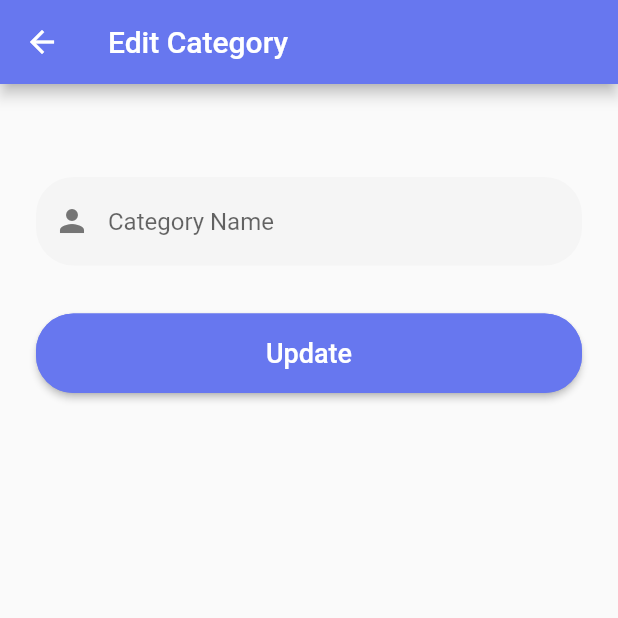
After one commit to Daffaaq/flutter_stisla_mobile, a Flutter app: the EditCategory screen opened by its route, on a phone screen of 412 x 824 dp, the top half of it. The commit adds this screen. Run offline on Flutter 3.47's test engine with Material 2 defaults, Android fonts, the phone set to English and light mode, and no system bars; our stand-ins replace flutter_slidable, percent_indicator, shared_preferences; missing offline and left inert: confirm_dialog; accounts and stored records are empty; network calls fail; statements that could not run were skipped.

Commit message:
full_add

```diff
--- a/lib/main.dart
+++ b/lib/main.dart
@@ -1,6 +1,8 @@
 import 'package:flutter/material.dart';
 import 'package:flutter_stisla_mobile/page/dashboard.dart';
 import 'package:flutter_stisla_mobile/page/login.dart';
+import 'package:flutter_stisla_mobile/page/register.dart';
+import 'package:flutter_stisla_mobile/page/edit_category.dart';
 
 void main() {
   runApp(const MyApp());
@@ -18,6 +20,8 @@ class MyApp extends StatelessWidget {
       routes: {
         '/dashboard': (context) => const Dashboard(),
         '/login': (context) => const LoginPage(),
+        '/register': (context) => const RegisterPage(),
+        '/detail-category': (context) => EditCategory(),
       },
     );
   }
--- /dev/null
+++ b/lib/page/edit_category.dart
@@ -0,0 +1,134 @@
+import 'dart:convert';
+
+import 'package:flutter/material.dart';
+import 'package:flutter_stisla_mobile/models/category_model.dart';
+
+import '../services/category_service.dart';
+
+class EditCategory extends StatefulWidget {
+  EditCategory({
+    super.key,
+    this.category,
+  });
+
+  Category? category;
+
+  @override
+  State<EditCategory> createState() => _EditCategoryState();
+}
+
+class _EditCategoryState extends State<EditCategory> {
+  final TextEditingController editTextController = TextEditingController();
+  String? editCategoryError;
+
+  @override
+  void initState() {
+    // TODO: implement initState
+    super.initState();
+    editTextController.text = widget.category!.name;
+  }
+
+  @override
+  Widget build(BuildContext context) {
+    return Scaffold(
+      appBar: AppBar(
+        backgroundColor: const Color(0xff6777ef),
+        title: const Text('Edit Category'),
+      ),
+      body: Column(
+        children: [
+          Padding(
+            padding: const EdgeInsets.symmetric(
+              vertical: 30.0,
+              horizontal: 24.0,
+            ),
+            child: Column(
+              children: [
+                Padding(
+                  padding: const EdgeInsets.symmetric(vertical: 32.0),
+                  child: TextFormField(
+                    keyboardType: TextInputType.text,
+                    controller: editTextController,
+                    decoration: InputDecoration(
+                      border: OutlineInputBorder(
+                        borderRadius: BorderRadius.circular(25.0),
+                        borderSide: BorderSide.none,
+                      ),
+                      filled: true,
+                      fillColor: Colors.grey[100],
+                      hintText: "Category Name",
+                      prefixIcon: Icon(
+                        Icons.person,
+                        color: Colors.grey[600],
+                      ),
+                      errorText: editCategoryError,
+                      errorStyle: const TextStyle(
+                        fontSize: 16.0,
+                      ),
+                      errorBorder: OutlineInputBorder(
+                        borderRadius: BorderRadius.circular(25.0),
+                        borderSide:
+                            const BorderSide(color: Colors.red, width: 1.0),
+                      ),
+                    ),
+                    onTap: () {
+                      setState(() {
+                        editCategoryError = null;
+                      });
+                    },
+                  ),
+                ),
+                ElevatedButton(
+                  style: ButtonStyle(
+                    foregroundColor: MaterialStateProperty.all<Color>(
+                      Colors.white,
+                    ),
+                    backgroundColor: MaterialStateProperty.all<Color>(
+                      const Color(0xff6777ef),
+                    ),
+                    shape: MaterialStateProperty.all<RoundedRectangleBorder>(
+                      RoundedRectangleBorder(
+                        borderRadius: BorderRadius.circular(25.0),
+                        side: const BorderSide(
+                          color: Color(0xff6777ef),
+                        ),
+                      ),
+                    ),
+                    minimumSize: MaterialStateProperty.all<Size>(
+                      const Size.fromHeight(50),
+                    ),
+                  ),
+                  onPressed: () {
+                    CategoryService.requestUpdate(
+                            widget.category!, editTextController.text)
+                        .then((response) {
+                      if (response.statusCode == 200) {
+                        editTextController.clear();
+                        Navigator.pushNamed(context, '/');
+                      } else if (response.statusCode == 422) {
+                        var jsonObj = json.decode(response.body);
+                        var errors = jsonObj['errors'];
+                        setState(() {
+                          editCategoryError = errors['name'][0];
+                        });
+                      }
+                    });
+                  },
+                  child: const Padding(
+                    padding: EdgeInsets.all(16.0),
+                    child: Text(
+                      "Update",
+                      style: TextStyle(
+                        fontSize: 18,
+                      ),
+                    ),
+                  ),
+                ),
+              ],
+            ),
+          ),
+        ],
+      ),
+    );
+  }
+}
--- a/pubspec.yaml
+++ b/pubspec.yaml
@@ -38,6 +38,9 @@ dependencies:
   http: ^0.13.5
   flutter_svg: ^1.1.6
   shared_preferences: ^2.0.15
+  percent_indicator: ^4.0.1
+  flutter_slidable: ^2.0.0
+  confirm_dialog: ^1.0.1
 
 dev_dependencies:
   flutter_test:
```
Also changed, not shown: lib/page/add_category.dart (added, +131 -0 lines), lib/page/components/category_card.dart (added, +118 -0 lines), lib/page/dashboard.dart (+65 -65 lines), lib/page/list_categories.dart (added, +153 -0 lines), lib/page/register.dart (+20 -7 lines), pubspec.lock.
